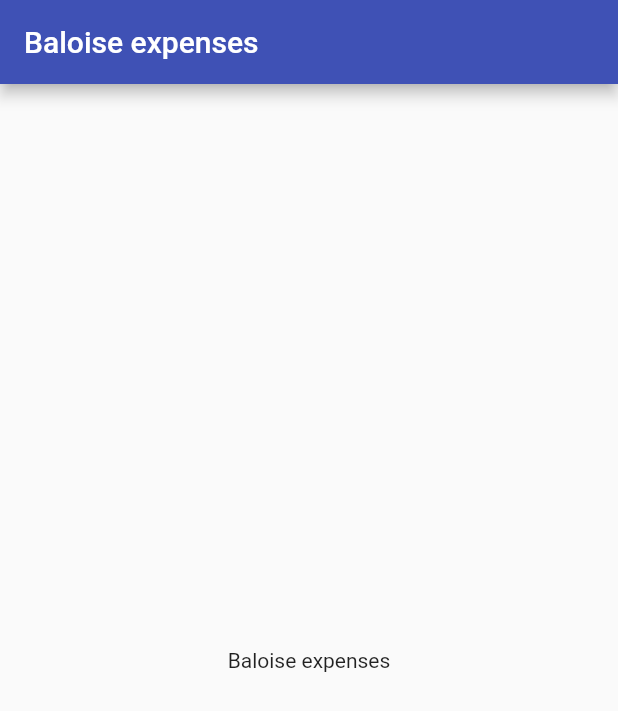
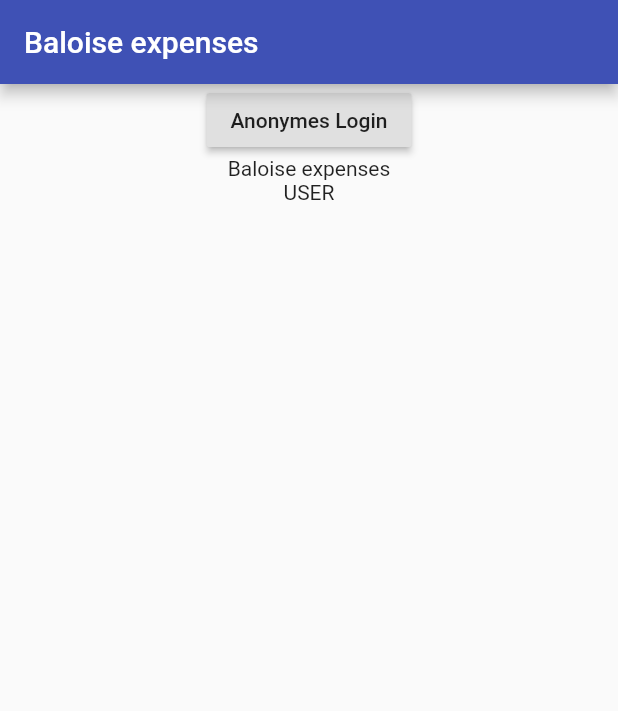
Before and after one commit to baloise/balexpenses, a Flutter app: the screen it shows after launch, on a phone screen of 412 x 824 dp. Shown: the top 711 px of the screen. Run offline on Flutter 3.47's test engine with Material 2 defaults, Android fonts, the phone set to English and light mode, and no system bars; our stand-ins replace firebase_auth; accounts and stored records are empty.

Commit message:
first login successful

```diff
--- a/frontend/lib/screens/HomeScreen.dart
+++ b/frontend/lib/screens/HomeScreen.dart
@@ -1,6 +1,20 @@
+import 'package:firebase_auth/firebase_auth.dart';
 import 'package:flutter/material.dart';
 
 class HomeScreen extends StatelessWidget {
+  Future<void> _signInAnonymously() async {
+    try {
+      final FirebaseUser user = (await FirebaseAuth.instance
+              .signInWithEmailAndPassword(
+                  email: 'timo@klueber.email', password: '12345678'))
+          .user;
+
+      print(user.email);
+    } catch (e) {
+      print(e); // TODO: show dialog with error
+    }
+  }
+
   @override
   Widget build(BuildContext context) {
     return Scaffold(
@@ -8,7 +22,16 @@ class HomeScreen extends StatelessWidget {
         title: Text("Baloise expenses"),
       ),
       body: Center(
-        child: Text("Baloise expenses"),
+        child: Column(
+          children: <Widget>[
+            RaisedButton(
+              onPressed: _signInAnonymously,
+              child: Text("Anonymes Login"),
+            ),
+            Text("Baloise expenses"),
+            Text("USER"),
+          ],
+        ),
       ),
     );
   }
```
Also changed, not shown: 2 other files.
